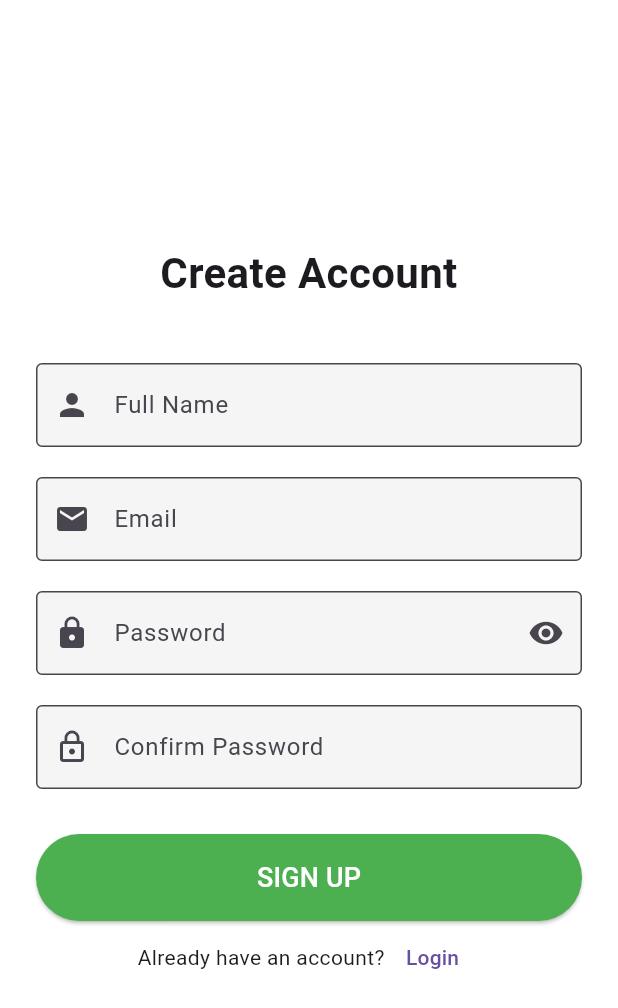
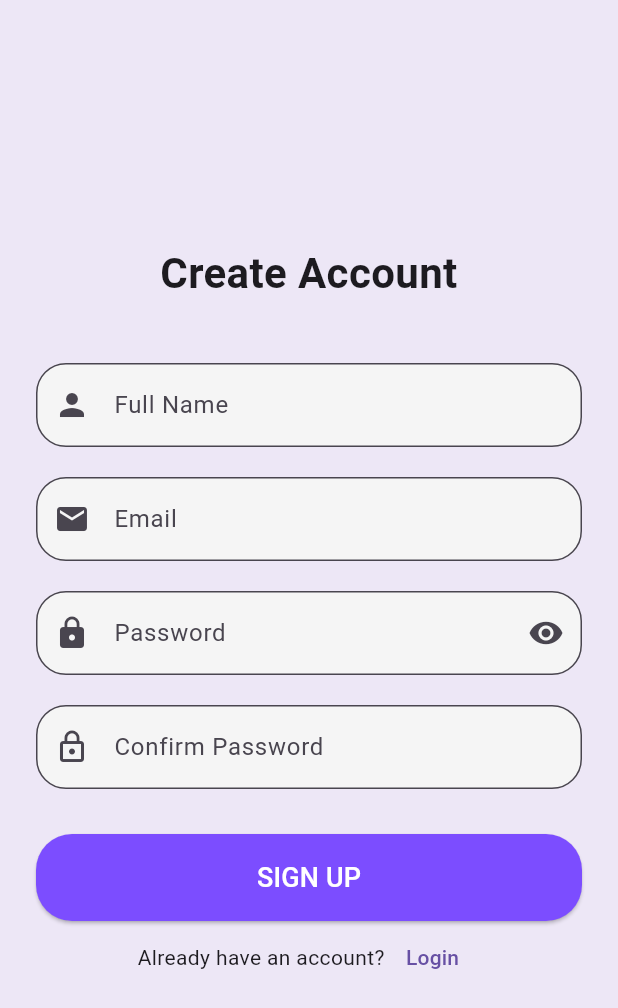
Before and after one commit to thaisangdang/flutter_login_signup_ui, a Flutter app: the screen it shows after launch, after a tap on "Sign Up", on a phone screen of 412 x 824 dp. Shown: the top 1008 px of the screen. Run offline on Flutter 3.47's test engine with Material 3 defaults, Android fonts, the phone set to English and light mode, and no system bars.

Commit message:
Update colors, readme and screenshot

```diff
--- a/lib/main.dart
+++ b/lib/main.dart
@@ -15,10 +15,9 @@ class MyApp extends StatelessWidget {
       debugShowCheckedModeBanner: false,
       title: 'Flutter Login Demo',
       theme: ThemeData(
-        primarySwatch: Colors.blue,
         // Make text fields look modern globally (Optional)
         inputDecorationTheme: InputDecorationTheme(
-          border: OutlineInputBorder(borderRadius: BorderRadius.circular(8.0)),
+          border: OutlineInputBorder(borderRadius: BorderRadius.circular(20.0)),
           filled: true,
           fillColor: Colors.grey[100],
         ),
--- a/lib/screens/login_page.dart
+++ b/lib/screens/login_page.dart
@@ -18,7 +18,7 @@ class _LoginPageState extends State<LoginPage> {
   @override
   Widget build(BuildContext context) {
     return Scaffold(
-      backgroundColor: Colors.white,
+      backgroundColor: Colors.deepPurple[50],
       // 3. SafeArea keeps UI away from notches/status bars
       body: SafeArea(
         child: Center(
@@ -32,7 +32,7 @@ class _LoginPageState extends State<LoginPage> {
                 crossAxisAlignment: CrossAxisAlignment.stretch,
                 children: [
                   // --- LOGO ---
-                  const Icon(Icons.lock_person, size: 100, color: Colors.blue),
+                  const Icon(Icons.lock_person, size: 100, color: Colors.grey),
                   const SizedBox(height: 20),
                   const Text(
                     'Welcome Back',
@@ -47,7 +47,6 @@ class _LoginPageState extends State<LoginPage> {
                     decoration: const InputDecoration(
                       labelText: 'Email',
                       prefixIcon: Icon(Icons.email),
-                      border: OutlineInputBorder(),
                     ),
                     validator: (value) {
                       if (value == null || value.isEmpty) {
@@ -65,7 +64,6 @@ class _LoginPageState extends State<LoginPage> {
                     decoration: InputDecoration(
                       labelText: 'Password',
                       prefixIcon: const Icon(Icons.lock),
-                      border: const OutlineInputBorder(),
                       suffixIcon: IconButton(
                         icon: Icon(
                           _isObscured ? Icons.visibility : Icons.visibility_off,
@@ -93,9 +91,9 @@ class _LoginPageState extends State<LoginPage> {
                   ElevatedButton(
                     style: ElevatedButton.styleFrom(
                       padding: const EdgeInsets.symmetric(vertical: 16),
-                      backgroundColor: Colors.blue,
+                      backgroundColor: Colors.deepPurpleAccent,
                       shape: RoundedRectangleBorder(
-                        borderRadius: BorderRadius.circular(8),
+                        borderRadius: BorderRadius.circular(24),
                       ),
                     ),
                     onPressed: () {
--- a/lib/screens/signup_page.dart
+++ b/lib/screens/signup_page.dart
@@ -25,7 +25,7 @@ class _SignupPageState extends State<SignupPage> {
   @override
   Widget build(BuildContext context) {
     return Scaffold(
-      backgroundColor: Colors.white,
+      backgroundColor: Colors.deepPurple[50],
       body: SafeArea(
         child: Center(
           child: SingleChildScrollView(
@@ -48,7 +48,6 @@ class _SignupPageState extends State<SignupPage> {
                     decoration: const InputDecoration(
                       labelText: 'Full Name',
                       prefixIcon: Icon(Icons.person),
-                      border: OutlineInputBorder(),
                     ),
                     validator: (value) {
                       if (value == null || value.isEmpty) {
@@ -65,7 +64,6 @@ class _SignupPageState extends State<SignupPage> {
                     decoration: const InputDecoration(
                       labelText: 'Email',
                       prefixIcon: Icon(Icons.email),
-                      border: OutlineInputBorder(),
                     ),
                     validator: (value) {
                       if (value == null || value.isEmpty) {
@@ -84,7 +82,6 @@ class _SignupPageState extends State<SignupPage> {
                     decoration: InputDecoration(
                       labelText: 'Password',
                       prefixIcon: const Icon(Icons.lock),
-                      border: const OutlineInputBorder(),
                       suffixIcon: IconButton(
                         icon: Icon(
                           _isObscured ? Icons.visibility : Icons.visibility_off,
@@ -109,7 +106,6 @@ class _SignupPageState extends State<SignupPage> {
                     decoration: const InputDecoration(
                       labelText: 'Confirm Password',
                       prefixIcon: Icon(Icons.lock_outline),
-                      border: OutlineInputBorder(),
                     ),
                     validator: (value) {
                       if (value == null || value.isEmpty) {
@@ -129,7 +125,10 @@ class _SignupPageState extends State<SignupPage> {
                     style: ElevatedButton.styleFrom(
                       padding: const EdgeInsets.symmetric(vertical: 16),
                       backgroundColor:
-                          Colors.green, // Different color for Signup
+                          Colors.deepPurpleAccent, // Different color for Signup
+                      shape: RoundedRectangleBorder(
+                        borderRadius: BorderRadius.circular(24),
+                      ),
                     ),
                     onPressed: () {
                       if (_formKey.currentState!.validate()) {
```
Also changed, not shown: screenshot-1.png (added), screenshot-2.png (added), 1 other file.
